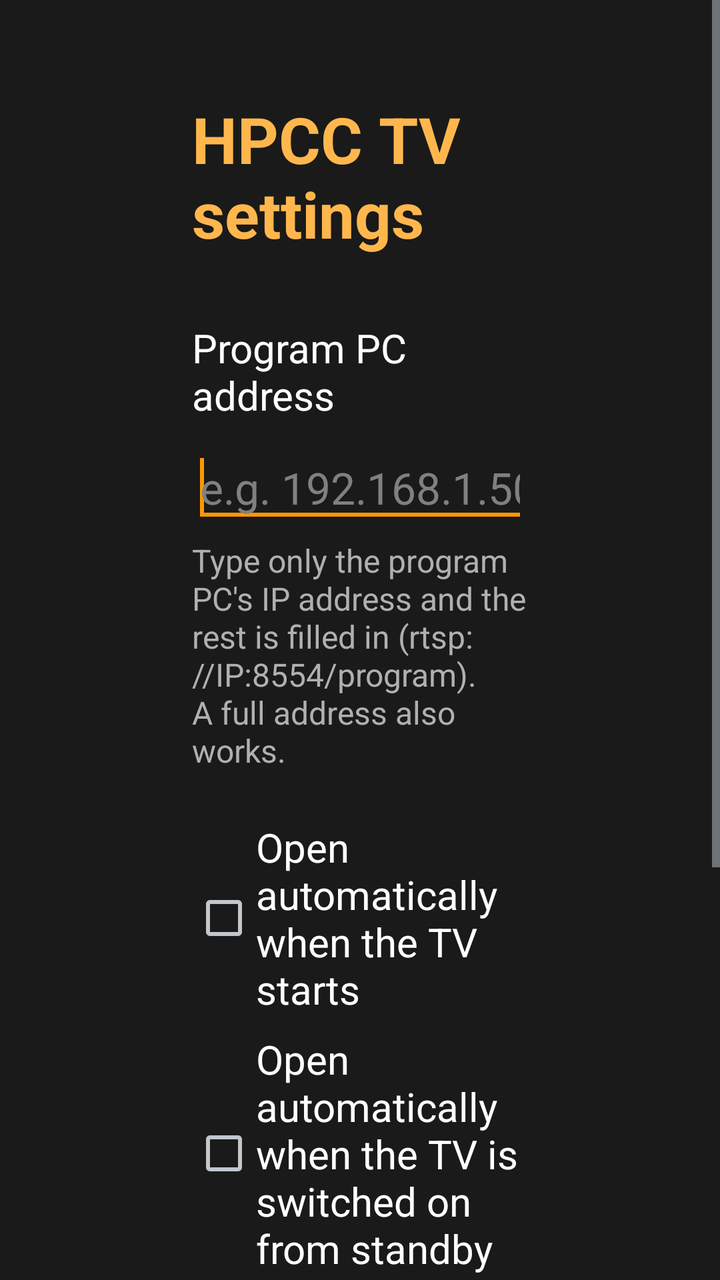
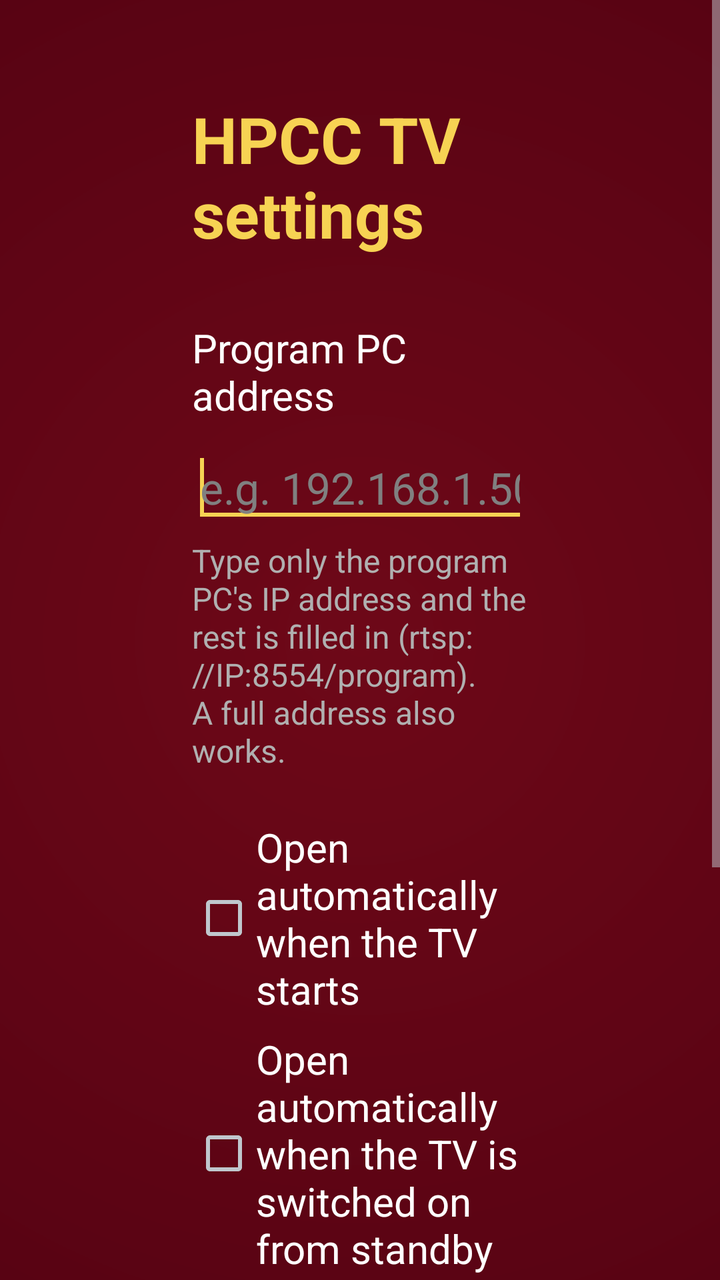

An Android layout rendered at two revisions. The XML below is the earlier revision; the diff shows what the commit changed to produce the second picture.
<!-- AndroidManifest.xml: application theme AppTheme -->
<!-- res/layout/activity_settings.xml -->
<?xml version="1.0" encoding="utf-8"?>
<ScrollView xmlns:android="http://schemas.android.com/apk/res/android"
    android:layout_width="match_parent"
    android:layout_height="match_parent"
    android:background="#1A1A1A"
    android:fillViewport="true">

    <LinearLayout
        android:layout_width="match_parent"
        android:layout_height="wrap_content"
        android:orientation="vertical"
        android:paddingStart="96dp"
        android:paddingTop="48dp"
        android:paddingEnd="96dp"
        android:paddingBottom="48dp">

        <TextView
            android:layout_width="wrap_content"
            android:layout_height="wrap_content"
            android:text="@string/settings_title"
            android:textColor="#FFB74D"
            android:textSize="32sp"
            android:textStyle="bold" />

        <TextView
            android:layout_width="wrap_content"
            android:layout_height="wrap_content"
            android:layout_marginTop="32dp"
            android:text="@string/url_label"
            android:textColor="#FFFFFF"
            android:textSize="20sp" />

        <EditText
            android:id="@+id/url_input"
            android:layout_width="match_parent"
            android:layout_height="wrap_content"
            android:layout_marginTop="8dp"
            android:hint="@string/url_hint"
            android:imeOptions="actionDone"
            android:importantForAutofill="no"
            android:inputType="textUri"
            android:singleLine="true"
            android:textColor="#FFFFFF"
            android:textColorHint="#808080"
            android:textSize="22sp">

            <requestFocus />
        </EditText>

        <TextView
            android:layout_width="wrap_content"
            android:layout_height="wrap_content"
            android:layout_marginTop="4dp"
            android:text="@string/url_help"
            android:textColor="#B0B0B0"
            android:textSize="16sp" />

        <CheckBox
            android:id="@+id/boot_check"
            android:layout_width="wrap_content"
            android:layout_height="wrap_content"
            android:layout_marginTop="24dp"
            android:text="@string/start_on_boot"
            android:textColor="#FFFFFF"
            android:textSize="20sp" />

        <CheckBox
            android:id="@+id/wake_check"
            android:layout_width="wrap_content"
            android:layout_height="wrap_content"
            android:layout_marginTop="8dp"
            android:text="@string/reopen_on_wake"
            android:textColor="#FFFFFF"
            android:textSize="20sp" />

        <Button
            android:id="@+id/permission_button"
            android:layout_width="wrap_content"
            android:layout_height="wrap_content"
            android:layout_marginTop="16dp"
            android:text="@string/allow_auto_open"
            android:textSize="18sp"
            android:visibility="gone" />

        <LinearLayout
            android:layout_width="wrap_content"
            android:layout_height="wrap_content"
            android:layout_marginTop="32dp"
            android:orientation="horizontal">

            <Button
                android:id="@+id/save_button"
                android:layout_width="wrap_content"
                android:layout_height="wrap_content"
                android:minWidth="220dp"
                android:text="@string/save"
                android:textSize="20sp" />

            <Button
                android:id="@+id/cancel_button"
                android:layout_width="wrap_content"
                android:layout_height="wrap_content"
                android:layout_marginStart="24dp"
                android:minWidth="160dp"
                android:text="@string/cancel"
                android:textSize="20sp" />
        </LinearLayout>

        <TextView
            android:id="@+id/info_text"
            android:layout_width="wrap_content"
            android:layout_height="wrap_content"
            android:layout_marginTop="40dp"
            android:lineSpacingExtra="6dp"
            android:textColor="#B0B0B0"
            android:textSize="16sp" />
    </LinearLayout>
</ScrollView>
<!-- resources referenced by this layout -->
<resources>
  <string name="allow_auto_open">Allow auto-open</string>
  <string name="cancel">Cancel</string>
  <string name="reopen_on_wake">Open automatically when the TV is switched on from standby</string>
  <string name="save">Save and play</string>
  <string name="settings_title">HPCC TV settings</string>
  <string name="start_on_boot">Open automatically when the TV starts</string>
  <string name="url_help">Type only the program PC\'s IP address and the rest is filled in (rtsp://IP:8554/program). A full address also works.</string>
  <string name="url_hint">e.g. 192.168.1.50</string>
  <string name="url_label">Program PC address</string>
  <style name="AppTheme" parent="@android:style/Theme.DeviceDefault.NoActionBar.Fullscreen">
          <item name="android:windowBackground">@android:color/black</item>
          <item name="android:colorAccent">#FF9800</item>
      </style>
</resources>

<!-- the commit's change to res/layout/activity_settings.xml (unified diff, before → after) -->
@@ -2,7 +2,7 @@
 <ScrollView xmlns:android="http://schemas.android.com/apk/res/android"
     android:layout_width="match_parent"
     android:layout_height="match_parent"
-    android:background="#1A1A1A"
+    android:background="@drawable/brand_background"
     android:fillViewport="true">
 
     <LinearLayout
@@ -18,7 +18,7 @@
             android:layout_width="wrap_content"
             android:layout_height="wrap_content"
             android:text="@string/settings_title"
-            android:textColor="#FFB74D"
+            android:textColor="#F7D353"
             android:textSize="32sp"
             android:textStyle="bold" />
 
<!-- resource entries referenced after the edit -->
@@ -1,5 +1,15 @@
 <!-- resources referenced by this layout -->
 <resources>
+  <!-- drawable brand_background (drawable) -->
+  <?xml version="1.0" encoding="utf-8"?>
+  <shape xmlns:android="http://schemas.android.com/apk/res/android">
+      <gradient
+          android:centerColor="#4A0010"
+          android:endColor="#1E0006"
+          android:gradientRadius="1200dp"
+          android:startColor="#6E0818"
+          android:type="radial" />
+  </shape>
   <string name="allow_auto_open">Allow auto-open</string>
   <string name="cancel">Cancel</string>
   <string name="reopen_on_wake">Open automatically when the TV is switched on from standby</string>
@@ -11,7 +21,7 @@
   <string name="url_label">Program PC address</string>
   <style name="AppTheme" parent="@android:style/Theme.DeviceDefault.NoActionBar.Fullscreen">
           <item name="android:windowBackground">@android:color/black</item>
-          <item name="android:colorAccent">#FF9800</item>
+          <item name="android:colorAccent">#F7D353</item>
       </style>
 </resources>
 
